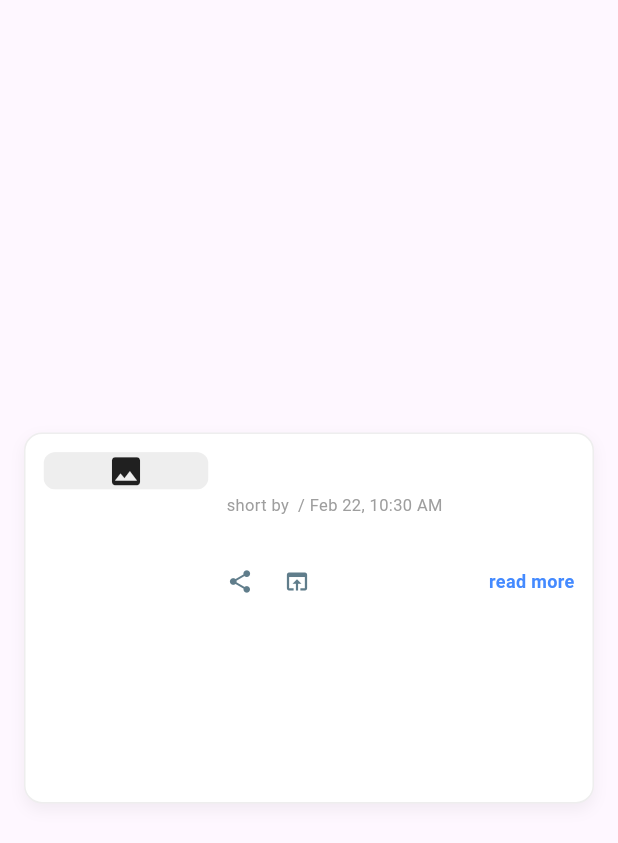
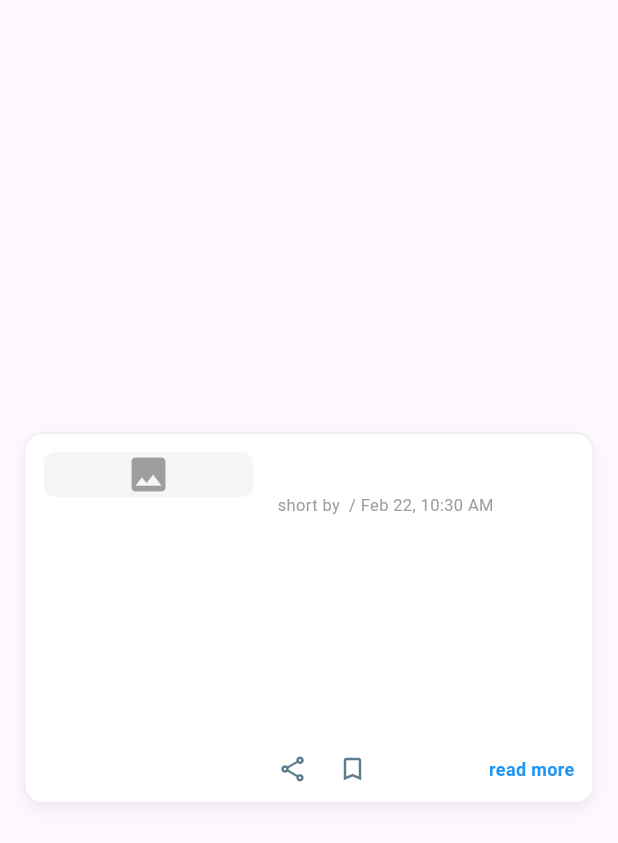
Before and after one commit to sg7373/News_Tracker, a Flutter app: the NewsCard widget shown alone on an empty page, opened directly with empty values, on a phone screen of 412 x 824 dp. Shown: the top 843 px of the screen. Run offline on Flutter 3.47's test engine with Material 3 defaults, Android fonts, the phone set to English and light mode, and no system bars; our stand-ins replace cached_network_image, share_plus; network calls fail.

Commit message:
UI changed and added bookmark icon

```diff
--- a/lib/widgets/news_card.dart
+++ b/lib/widgets/news_card.dart
@@ -25,12 +25,11 @@ class NewsCard extends StatelessWidget {
 
   @override
   Widget build(BuildContext context) {
-    // Height so roughly 3 cards fit per screen
     double cardHeight = MediaQuery.of(context).size.height * 0.30;
 
     return Center(
       child: ConstrainedBox(
-        constraints: const BoxConstraints(maxWidth: 750),
+        constraints: const BoxConstraints(maxWidth: 750, minHeight: 180),
         child: Container(
           height: cardHeight,
           margin: const EdgeInsets.symmetric(vertical: 8, horizontal: 16),
@@ -57,32 +56,30 @@ class NewsCard extends StatelessWidget {
                   child: article.urlToImage != null && article.urlToImage!.isNotEmpty
                       ? CachedNetworkImage(
                           imageUrl: article.urlToImage!,
-                          width: 110,
+                          width: 140, // Increased slightly for better look
                           height: double.infinity,
                           fit: BoxFit.cover,
-                          httpHeaders: const {
-                            "User-Agent":
-                                "Mozilla/5.0 (Windows NT 10.0; Win64; x64) AppleWebKit/537.36 (KHTML, like Gecko) Chrome/91.0.4472.124 Safari/537.36",
-                          },
+                          // Important for Web CORS issues sometimes
+                          filterQuality: FilterQuality.low,
                           placeholder: (context, url) => Container(
-                            width: 110,
-                            color: Colors.grey[200],
+                            width: 140,
+                            color: Colors.grey[100],
                             child: const Center(child: CircularProgressIndicator(strokeWidth: 2)),
                           ),
                           errorWidget: (context, url, error) => Container(
-                            width: 110,
-                            color: Colors.grey[200],
-                            child: const Icon(Icons.broken_image, size: 25),
+                            width: 140,
+                            color: Colors.grey[100],
+                            child: const Icon(Icons.broken_image, size: 30, color: Colors.grey),
                           ),
                         )
                       : Container(
-                          width: 110,
-                          color: Colors.grey[200],
-                          child: const Icon(Icons.image, size: 25),
+                          width: 140,
+                          color: Colors.grey[100],
+                          child: const Icon(Icons.image, size: 30, color: Colors.grey),
                         ),
                 ),
 
-                const SizedBox(width: 12),
+                const SizedBox(width: 16),
 
                 /// 🔹 RIGHT CONTENT
                 Expanded(
@@ -93,10 +90,7 @@ class NewsCard extends StatelessWidget {
                         article.title ?? "No Title",
                         maxLines: 2,
                         overflow: TextOverflow.ellipsis,
-                        style: const TextStyle(
-                          fontSize: 16,
-                          fontWeight: FontWeight.bold,
-                        ),
+                        style: const TextStyle(fontSize: 16, fontWeight: FontWeight.bold),
                       ),
                       const SizedBox(height: 4),
                       Text(
@@ -105,60 +99,50 @@ class NewsCard extends StatelessWidget {
                       ),
                       const SizedBox(height: 8),
 
-                      // 🔹 Flexible description to avoid overflow
-                      Flexible(
+                      // This Expanded pushes the Row below it to the bottom
+                      Expanded(
                         child: Text(
                           article.description ?? "",
-                          maxLines: 4,
+                          maxLines: 3,
                           overflow: TextOverflow.ellipsis,
-                          style: const TextStyle(
-                            fontSize: 13,
-                            color: Colors.black87,
-                            height: 1.4,
+                          style: const TextStyle(fontSize: 13, color: Colors.black87, height: 1.4),
                         ),
                       ),
-                      ),
-                      const SizedBox(height: 8),
 
-                      /// 🔹 FOOTER ACTIONS
-                      Row(
+                      /// 🔹 FOOTER ACTIONS (Now pinned to bottom)
+                      Padding(
+                        padding: const EdgeInsets.only(top: 8.0),
+                        child: Row(
                           mainAxisAlignment: MainAxisAlignment.spaceBetween,
                           children: [
                             Row(
                               children: [
                                 InkWell(
-                                onTap: () => Share.share(
-                                    '${article.title ?? ""}\n${article.url ?? ""}'),
-                                child: const Icon(Icons.share, size: 18, color: Colors.blueGrey),
+                                  onTap: () => Share.share('${article.title}\n${article.url}'),
+                                  child: const Icon(Icons.share_outlined, size: 20, color: Colors.blueGrey),
                                 ),
                                 const SizedBox(width: 20),
                                 InkWell(
                                   onTap: () {
-                                  if (article.url != null && article.url!.isNotEmpty) {
-                                    _launchURL(article.url!);
-                                  }
+                                     // Bookmark logic here
                                   },
-                                child: const Icon(Icons.open_in_browser,
-                                    size: 18, color: Colors.blueGrey),
+                                  child: const Icon(Icons.bookmark_border, size: 20, color: Colors.blueGrey),
                                 ),
                               ],
                             ),
                             InkWell(
-                            onTap: () {
-                              if (article.url != null && article.url!.isNotEmpty) {
-                                _launchURL(article.url!);
-                              }
-                            },
+                              onTap: () => _launchURL(article.url ?? ""),
                               child: const Text(
                                 "read more",
                                 style: TextStyle(
                                   fontSize: 12,
-                                fontWeight: FontWeight.w600,
-                                color: Colors.blueAccent,
+                                  fontWeight: FontWeight.bold,
+                                  color: Colors.blue,
                                 ),
                               ),
                             ),
                           ],
+                        ),
                       )
                     ],
                   ),
```
Lines whose indentation alone changed are shown as unchanged.
